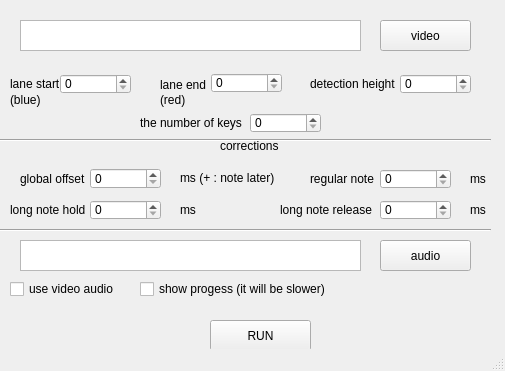
Before: the Qt Designer form mainwindow.ui in iamnotcoding/VSRGToOsuMaina, drawn with Qt 5.
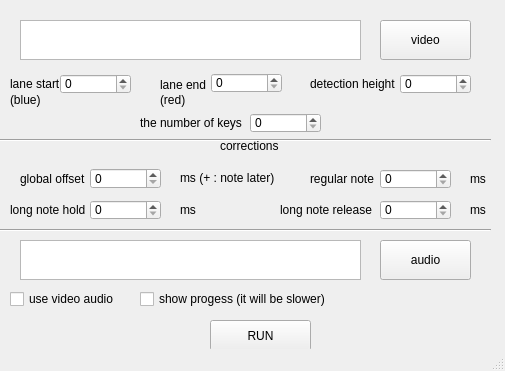
After: the same form once the commit is applied.

Commit message: implemented preview function

```diff
--- a/mainwindow.ui
+++ b/mainwindow.ui
@@ -32,7 +32,7 @@
       <x>20</x>
       <y>20</y>
       <width>341</width>
-      <height>31</height>
+      <height>40</height>
      </rect>
     </property>
     <property name="readOnly">
@@ -45,7 +45,7 @@
       <x>380</x>
       <y>20</y>
       <width>91</width>
-      <height>31</height>
+      <height>40</height>
      </rect>
     </property>
     <property name="text">
@@ -378,7 +378,7 @@
       <x>380</x>
       <y>240</y>
       <width>91</width>
-      <height>31</height>
+      <height>40</height>
      </rect>
     </property>
     <property name="text">
@@ -397,7 +397,7 @@
       <x>20</x>
       <y>240</y>
       <width>341</width>
-      <height>31</height>
+      <height>40</height>
      </rect>
     </property>
     <property name="readOnly">
@@ -408,7 +408,7 @@
     <property name="geometry">
      <rect>
       <x>10</x>
-      <y>280</y>
+      <y>290</y>
       <width>130</width>
       <height>18</height>
      </rect>
@@ -421,7 +421,7 @@
     <property name="geometry">
      <rect>
       <x>140</x>
-      <y>280</y>
+      <y>290</y>
       <width>210</width>
       <height>18</height>
      </rect>
```
The commit also changes 1 other file.
